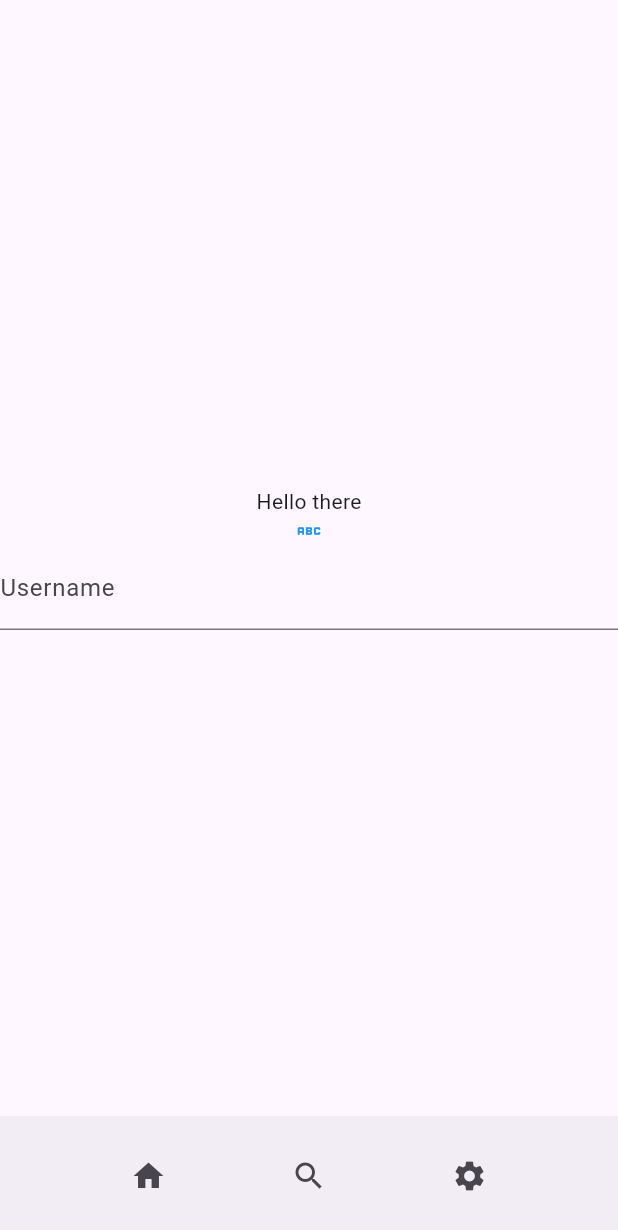
After one commit to harshkumarkhatri/Login-UI-Session-1-VNRVJIET, a Flutter app: the BottombarImplNew screen opened directly, item 2 of the bottom bar chosen, after a tap on the "home" icon, after a tap on the "search" icon, on a phone screen of 412 x 824 dp. The commit adds this screen. Shown: the top 1230 px of the screen. Run offline on Flutter 3.47's test engine with Material 3 defaults, Android fonts, the phone set to English and light mode, and no system bars.

Commit message:
Bottom navigation bar changes

```diff
--- /dev/null
+++ b/lib/bottombar_impl_new.dart
@@ -0,0 +1,77 @@
+import 'package:flutter/material.dart';
+
+class BottombarImplNew extends StatefulWidget {
+  const BottombarImplNew({super.key});
+
+  @override
+  State<BottombarImplNew> createState() => _BottombarImplNewState();
+}
+
+class _BottombarImplNewState extends State<BottombarImplNew> {
+  int selectedIndex = 0;
+
+  final List<Widget> _children = [
+    const Center(
+      child: Text("Home"),
+    ),
+    Column(
+      mainAxisAlignment: MainAxisAlignment.center,
+      children: [
+        Text(
+          "Hello there",
+        ),
+        const Icon(
+          Icons.abc,
+          size: 20,
+          color: Colors.blue,
+        ),
+        TextFormField(
+          decoration: const InputDecoration(
+            labelText: "Username",
+          ),
+        ),
+      ],
+    ),
+    const Center(
+      child: Text("Settings"),
+    ),
+  ];
+
+  @override
+  Widget build(BuildContext context) {
+    return Scaffold(
+      body: _children[selectedIndex],
+      bottomNavigationBar: BottomAppBar(
+        child: Row(
+          mainAxisAlignment: MainAxisAlignment.spaceEvenly,
+          children: [
+            IconButton(
+              onPressed: () {
+                setState(() {
+                  selectedIndex = 0;
+                });
+              },
+              icon: const Icon(Icons.home),
+            ),
+            IconButton(
+              onPressed: () {
+                setState(() {
+                  selectedIndex = 1;
+                });
+              },
+              icon: const Icon(Icons.search),
+            ),
+            IconButton(
+              onPressed: () {
+                setState(() {
+                  selectedIndex = 2;
+                });
+              },
+              icon: const Icon(Icons.settings),
+            ),
+          ],
+        ),
+      ),
+    );
+  }
+}
--- a/lib/main.dart
+++ b/lib/main.dart
@@ -1,5 +1,5 @@
 import 'package:flutter/material.dart';
-import 'package:login_app/tabbar_impl.dart';
+import 'package:login_app/bottombar_impl_new.dart';
 
 void main() {
   runApp(const MyApp());
@@ -49,7 +49,7 @@ class _LoginScreenState extends State<LoginScreen> {
           passwordController.text == password) {
         Navigator.push(
           context,
-          MaterialPageRoute(builder: (_) => TabBarImpl()),
+          MaterialPageRoute(builder: (_) => BottombarImplNew()),
         );
       } else {
         showSnackbar(context, "Username or password incorrect.");
```
